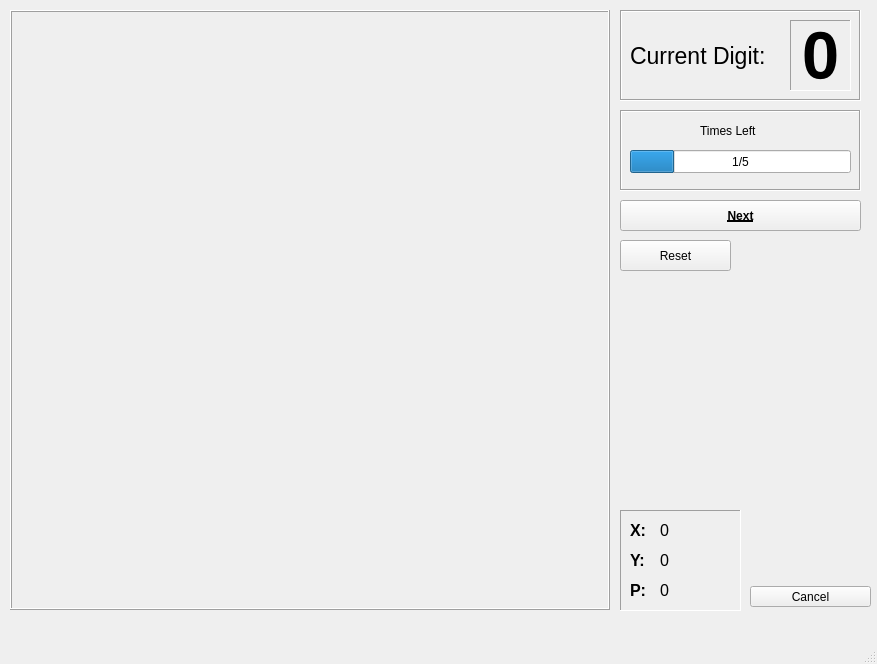
The window that Design/DrawingWindow.ui (ronnymajani/dynamic-motion-digitset) describes before a commit, drawn with Qt 5.
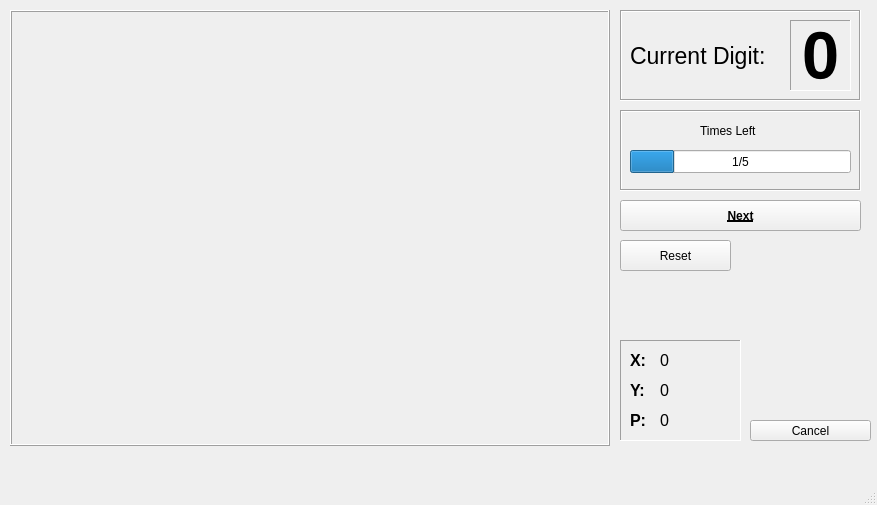
The same window after the commit.

Diff of the .ui file:
```diff
--- a/Design/DrawingWindow.ui
+++ b/Design/DrawingWindow.ui
@@ -7,7 +7,7 @@
     <x>0</x>
     <y>0</y>
     <width>877</width>
-    <height>664</height>
+    <height>505</height>
    </rect>
   </property>
   <property name="windowTitle">
@@ -20,7 +20,7 @@
       <x>10</x>
       <y>10</y>
       <width>600</width>
-      <height>600</height>
+      <height>436</height>
      </rect>
     </property>
     <property name="frameShape">
@@ -35,7 +35,7 @@
        <x>0</x>
        <y>0</y>
        <width>600</width>
-       <height>600</height>
+       <height>436</height>
       </rect>
      </property>
     </widget>
@@ -161,7 +161,7 @@
     <property name="geometry">
      <rect>
       <x>620</x>
-      <y>510</y>
+      <y>340</y>
       <width>121</width>
       <height>101</height>
      </rect>
@@ -327,7 +327,7 @@
     <property name="geometry">
      <rect>
       <x>750</x>
-      <y>586</y>
+      <y>420</y>
       <width>121</width>
       <height>21</height>
      </rect>
```
